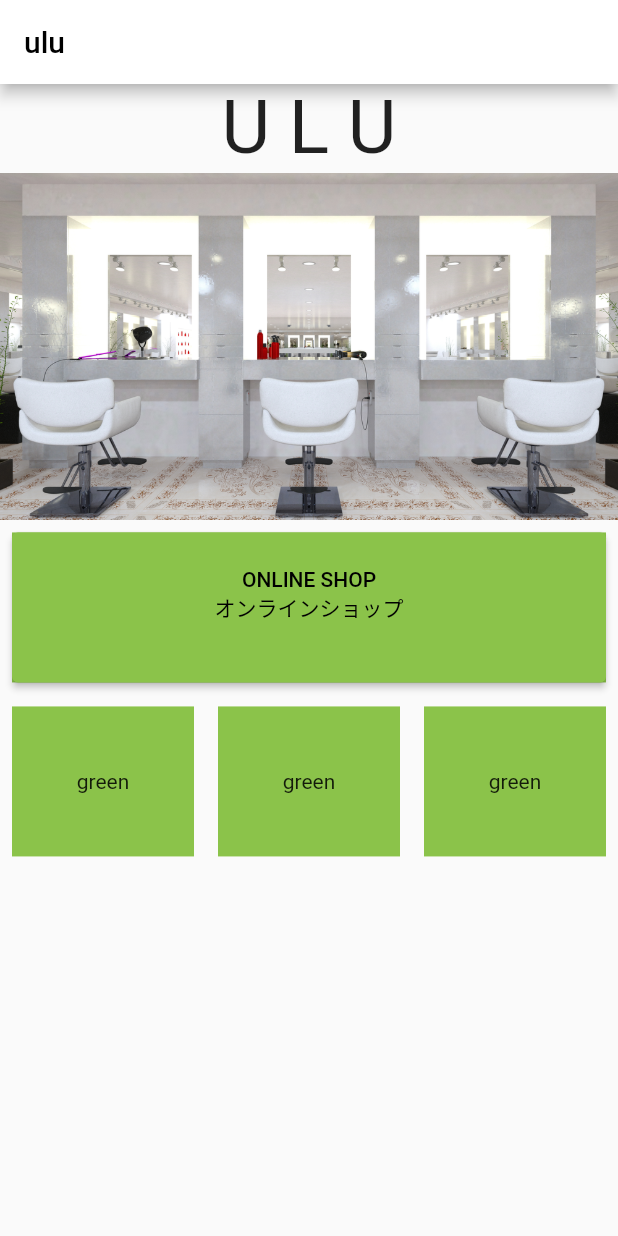
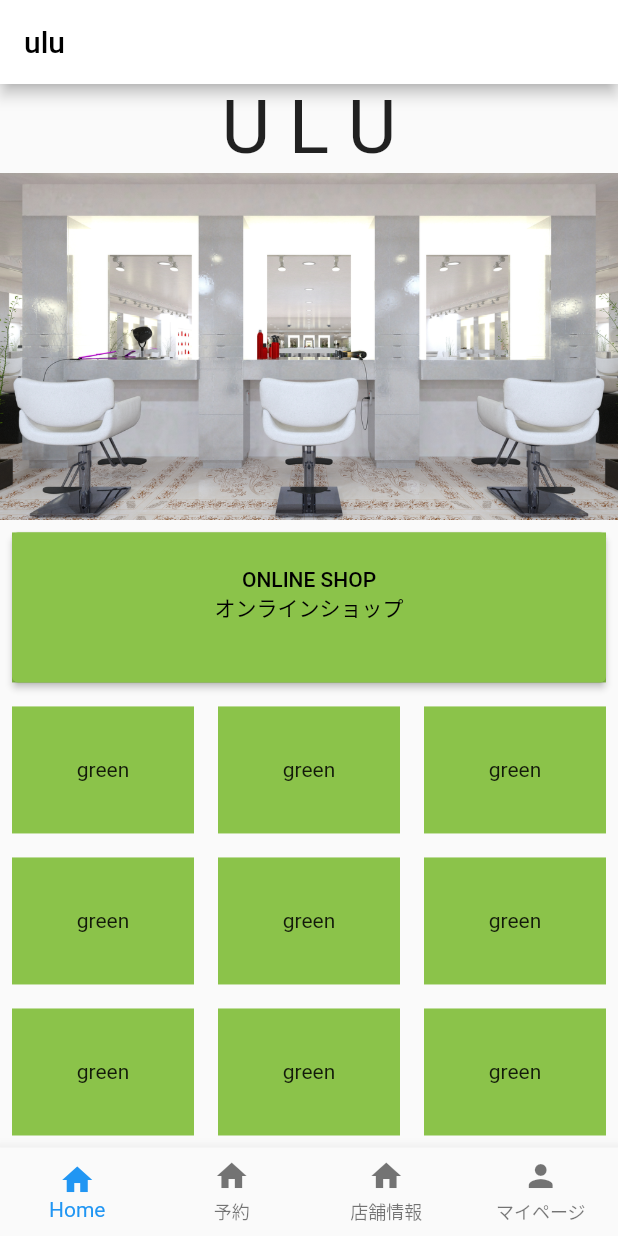
Before and after one commit to osyun0101/test_flutter_application, a Flutter app: the screen it shows after launch, on a phone screen of 412 x 824 dp. Run offline on Flutter 3.47's test engine with Material 2 defaults, Android fonts, the phone set to English and light mode, and no system bars.

Commit message:
項目リストの高さを自動で設定

```diff
--- a/lib/main.dart
+++ b/lib/main.dart
@@ -29,6 +29,7 @@ class MyHomePage extends StatefulWidget {
 }
 
 class _MyHomePageState extends State<MyHomePage> {
+  int _selectedIndex = 0;
   //int _counter = 0;
 
   /*void _incrementCounter() {
@@ -46,16 +47,24 @@ class _MyHomePageState extends State<MyHomePage> {
     }
   }
 
+  void _onItemTapped(int index) {
+    setState(() {
+      _selectedIndex = index;
+    });
+  }
+
   @override
   Widget build(BuildContext context) {
-    return Scaffold(
+    return ConstrainedBox(
+        constraints:
+            BoxConstraints(maxHeight: MediaQuery.of(context).size.height),
+        child: Scaffold(
             appBar: AppBar(
               title: Text(widget.title),
               backgroundColor: Theme.of(context).backgroundColor,
             ),
             body: Center(
-        child: Column(
-          children: [
+              child: Column(children: [
                 const Text(
                   'U L U',
                   textAlign: TextAlign.center,
@@ -81,17 +90,64 @@ ONLINE SHOP
                     ),
                   ),
                 ),
-            Table(
+                /*Expanded(
+                    child: Column(
+                  mainAxisAlignment: MainAxisAlignment.center,
+                  children: <Widget>[
+                    Expanded(
+                        child: Container(
+                            alignment: Alignment.center,
+                            color: Theme.of(context).primaryColor,
+                            child: Text("green"))),
+                    Expanded(
+                        child: Container(
+                            alignment: Alignment.center,
+                            color: Theme.of(context).primaryColor,
+                            child: Text("green"))),
+                  ],
+                ))*/
+                Expanded(
+                    child: Row(
                   children: [
-                TableRow(children: [
-                  myWidget(Theme.of(context).primaryColor, "green", 100.0),
-                  myWidget(Theme.of(context).primaryColor, "green", 100.0),
-                  myWidget(Theme.of(context).primaryColor, "green", 100.0),
-                ])
+                    Expanded(
+                        child:
+                            myWidget(Theme.of(context).primaryColor, "green")),
+                    Expanded(
+                        child:
+                            myWidget(Theme.of(context).primaryColor, "green")),
+                    Expanded(
+                        child:
+                            myWidget(Theme.of(context).primaryColor, "green"))
                   ],
-            )
+                )),
+                Expanded(
+                    child: Row(
+                  children: [
+                    Expanded(
+                        child:
+                            myWidget(Theme.of(context).primaryColor, "green")),
+                    Expanded(
+                        child:
+                            myWidget(Theme.of(context).primaryColor, "green")),
+                    Expanded(
+                        child:
+                            myWidget(Theme.of(context).primaryColor, "green"))
                   ],
-
+                )),
+                Expanded(
+                    child: Row(
+                  children: [
+                    Expanded(
+                        child:
+                            myWidget(Theme.of(context).primaryColor, "green")),
+                    Expanded(
+                        child:
+                            myWidget(Theme.of(context).primaryColor, "green")),
+                    Expanded(
+                        child:
+                            myWidget(Theme.of(context).primaryColor, "green"))
+                  ],
+                ))
                 /*mainAxisAlignment: MainAxisAlignment.center,
           children: <Widget>[
             const Text(
@@ -102,36 +158,48 @@ ONLINE SHOP
               style: Theme.of(context).textTheme.headline4,
             ),
           ],*/
+              ]),
             ),
-      ),
-      /*bottomNavigationBar: NavigationBar(
-          destinations: const [
-            Text(
-              'U L U',
-              textAlign: TextAlign.center,
-              style: TextStyle(fontSize: 50),
-            ),
-            Text(
-              'U L U',
-              textAlign: TextAlign.center,
-              style: TextStyle(fontSize: 50),
-            ),
-          ],
-        )*/
+            bottomNavigationBar: BottomNavigationBar(
+                selectedLabelStyle: const TextStyle(color: Colors.black),
+                unselectedLabelStyle: const TextStyle(color: Colors.black),
+                showUnselectedLabels: true, //選択されていないタブのラベルも表示する
+                selectedItemColor: Colors.blue,
+                currentIndex: _selectedIndex,
+                onTap: _onItemTapped,
+                type: BottomNavigationBarType
+                    .fixed, //４つ以上だとラベルが非表示になるためこのオプションを指定して解消
+                items: const <BottomNavigationBarItem>[
+                  BottomNavigationBarItem(
+                      icon: Icon(Icons.home),
+                      activeIcon: Icon(Icons.home),
+                      label: 'Home'),
+                  BottomNavigationBarItem(
+                      icon: Icon(Icons.home),
+                      activeIcon: Icon(Icons.home, color: Colors.blue),
+                      label: '予約'),
+                  BottomNavigationBarItem(
+                      icon: Icon(Icons.home),
+                      activeIcon: Icon(Icons.home, color: Colors.blue),
+                      label: '店舗情報'),
+                  BottomNavigationBarItem(
+                      icon: Icon(Icons.person),
+                      activeIcon: Icon(Icons.home, color: Colors.blue),
+                      label: 'マイページ')
+                ])
             /*floatingActionButton: FloatingActionButton(
         onPressed: _incrementCounter,
         tooltip: 'Increment',
         child: const Icon(Icons.add),
       ), */ // This trailing comma makes auto-formatting nicer for build methods.
-    );
+            ));
   }
 
-  Widget myWidget(Color color, String text, double height) {
+  Widget myWidget(Color color, String text) {
     return Padding(
       padding: const EdgeInsets.all(8.0),
       child: Container(
         alignment: Alignment.center,
-        height: height,
         color: color,
         child: Text(text),
       ),
```
Also changed, not shown: images/home_icon.png (added), images/home_icon.svg (added). Lines whose indentation alone changed are shown as unchanged.
